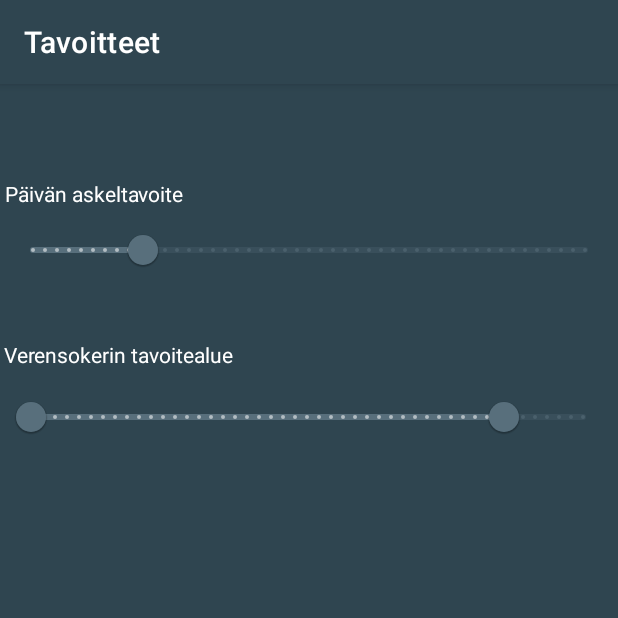
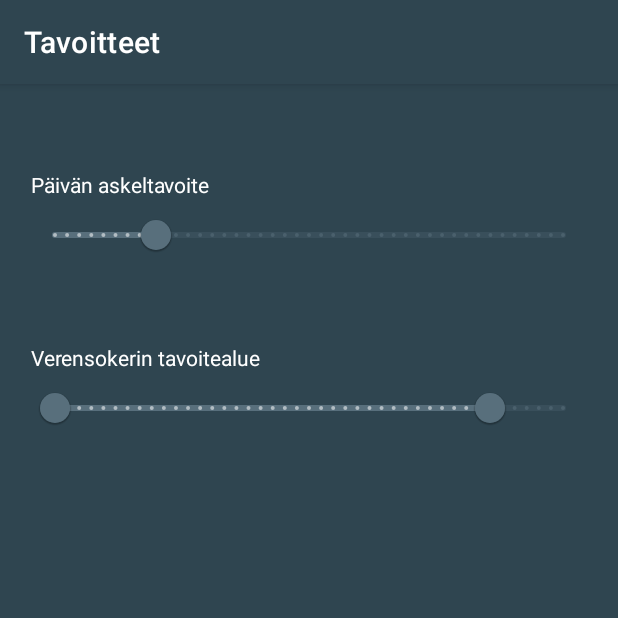
Before and after one commit to RaikasNeiti/Ryhm-kaakko-Android-Project, an Android app: the activity_goal_entry screen opened directly, with no data from a screen before it, on a phone screen of 412 x 824 dp, the top half of it. Run offline under Robolectric (Android 15) with nearby library versions, the phone set to English and light mode, and no system bars.

Commit message:
lisää konstraittejä

```diff
--- a/app/src/main/res/layout/activity_goal_entry.xml
+++ b/app/src/main/res/layout/activity_goal_entry.xml
@@ -9,59 +9,72 @@
     <com.google.android.material.slider.Slider
 
         android:id="@+id/stepslider"
-        android:layout_width="400dp"
+        android:layout_width="0dp"
         android:layout_height="10dp"
         android:stepSize="100"
         android:valueFrom="0"
         android:valueTo="50000"
-        app:layout_constraintBottom_toBottomOf="parent"
-        app:layout_constraintEnd_toEndOf="parent"
-        app:layout_constraintStart_toStartOf="parent"
-        app:layout_constraintTop_toTopOf="parent"
-        app:layout_constraintVertical_bias="0.12" />
+        app:layout_constraintEnd_toStartOf="@+id/guideline11"
+        app:layout_constraintStart_toStartOf="@+id/guideline8"
+        app:layout_constraintTop_toTopOf="@+id/guideline12" />
 
     <com.google.android.material.slider.RangeSlider
         android:id="@+id/sugarslider"
-        android:layout_width="400dp"
+        android:layout_width="0dp"
         android:layout_height="10dp"
         android:stepSize="0.1"
         android:valueFrom="0"
         android:valueTo="14"
-        app:layout_constraintBottom_toBottomOf="parent"
-        app:layout_constraintEnd_toEndOf="parent"
-        app:layout_constraintHorizontal_bias="0.363"
-        app:layout_constraintStart_toStartOf="parent"
-        app:layout_constraintTop_toTopOf="parent"
-        app:layout_constraintVertical_bias="0.275"
+        app:layout_constraintEnd_toStartOf="@+id/guideline11"
+        app:layout_constraintStart_toStartOf="@+id/guideline8"
+        app:layout_constraintTop_toTopOf="@+id/guideline13"
         app:values="@array/initial_values" />
 
     <TextView
         android:id="@+id/textView3"
         android:layout_width="wrap_content"
         android:layout_height="wrap_content"
-        android:layout_marginBottom="4dp"
         android:text="Päivän askeltavoite"
         android:textColor="#FFFFFF"
-        app:layout_constraintBottom_toTopOf="@+id/stepslider"
-        app:layout_constraintEnd_toEndOf="parent"
-        app:layout_constraintHorizontal_bias="0.011"
-        app:layout_constraintStart_toStartOf="parent"
-        app:layout_constraintTop_toTopOf="parent"
-        app:layout_constraintVertical_bias="1.0" />
+        app:layout_constraintBottom_toTopOf="@+id/guideline12"
+        app:layout_constraintStart_toStartOf="@+id/guideline8" />
 
     <TextView
         android:id="@+id/textView4"
         android:layout_width="wrap_content"
         android:layout_height="wrap_content"
-        android:layout_marginBottom="8dp"
         android:text="Verensokerin tavoitealue"
         android:textColor="#FFFFFF"
-        app:layout_constraintBottom_toTopOf="@+id/sugarslider"
-        app:layout_constraintEnd_toEndOf="parent"
-        app:layout_constraintHorizontal_bias="0.011"
-        app:layout_constraintStart_toStartOf="parent"
-        app:layout_constraintTop_toTopOf="parent"
-        app:layout_constraintVertical_bias="1.0" />
+        app:layout_constraintBottom_toTopOf="@+id/guideline13"
+        app:layout_constraintStart_toStartOf="@+id/guideline8" />
+
+    <androidx.constraintlayout.widget.Guideline
+        android:id="@+id/guideline8"
+        android:layout_width="wrap_content"
+        android:layout_height="wrap_content"
+        android:orientation="vertical"
+        app:layout_constraintGuide_percent="0.05" />
+
+    <androidx.constraintlayout.widget.Guideline
+        android:id="@+id/guideline11"
+        android:layout_width="wrap_content"
+        android:layout_height="wrap_content"
+        android:orientation="vertical"
+        app:layout_constraintGuide_percent="0.95" />
+
+    <androidx.constraintlayout.widget.Guideline
+        android:id="@+id/guideline12"
+        android:layout_width="wrap_content"
+        android:layout_height="wrap_content"
+        android:orientation="horizontal"
+        app:layout_constraintGuide_percent="0.10" />
+
+    <androidx.constraintlayout.widget.Guideline
+        android:id="@+id/guideline13"
+        android:layout_width="wrap_content"
+        android:layout_height="wrap_content"
+        android:orientation="horizontal"
+        app:layout_constraintGuide_percent="0.25" />
 
 
 </androidx.constraintlayout.widget.ConstraintLayout>
```
Also changed, not shown: app/src/main/res/layout/activity_diary.xml (+10 -5 lines), app/src/main/res/layout/activity_diary_entry.xml (+27 -19 lines), app/src/main/res/layout/activity_entry_display.xml (+5 -2 lines).
